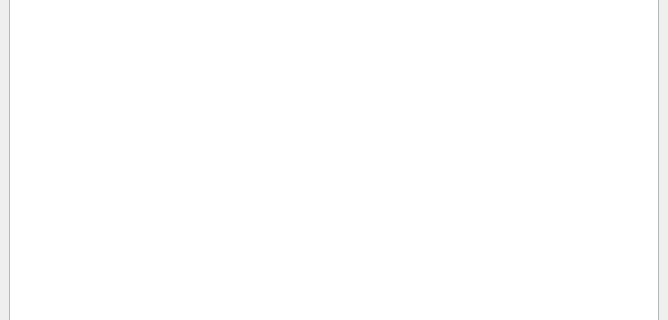
The window that python/mainwindow.ui (BC1C1/Qt-Python-Interpreter) describes before a commit, drawn with Qt 5; both pictures show x 0 to 668 and y 93 to 413 of the 668 by 504 pixel window.
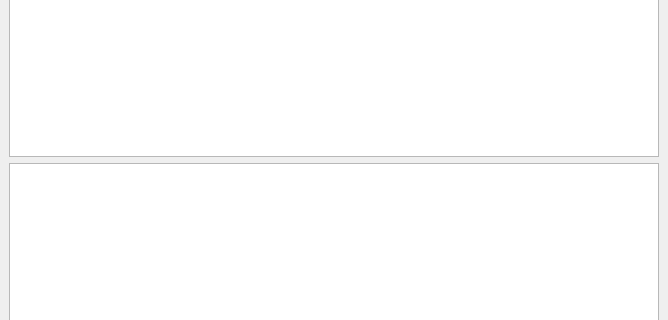
The same window after the commit.

Diff of the .ui file:
```diff
--- a/python/mainwindow.ui
+++ b/python/mainwindow.ui
@@ -16,7 +16,18 @@
   <widget class="QWidget" name="centralwidget">
    <layout class="QGridLayout" name="gridLayout">
     <item row="0" column="0">
-     <widget class="QTextEdit" name="codeEditor"/>
+     <layout class="QVBoxLayout" name="verticalLayout">
+      <item>
+       <widget class="QTextEdit" name="codeEditor"/>
+      </item>
+      <item>
+       <widget class="QTextEdit" name="outputPanel">
+        <property name="readOnly">
+         <bool>true</bool>
+        </property>
+       </widget>
+      </item>
+     </layout>
     </item>
    </layout>
   </widget>
```
Left out of the diff: 6 changed lines with no effect on the pictures.
